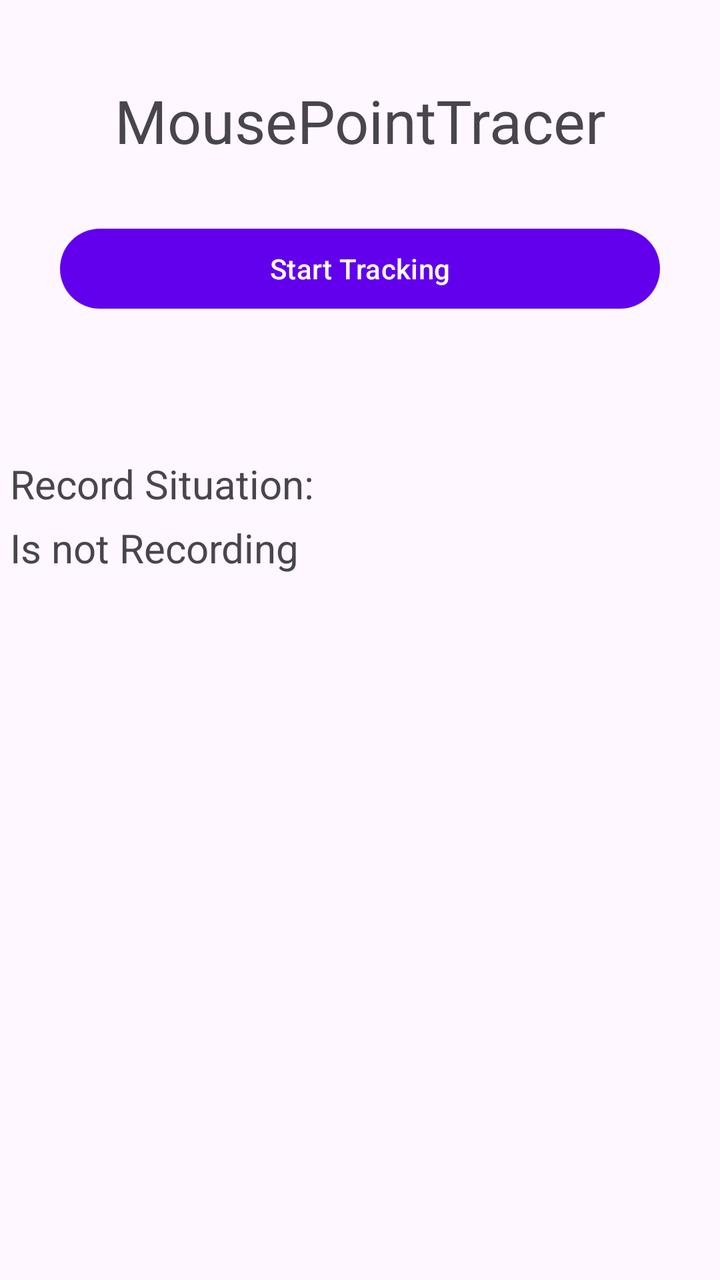
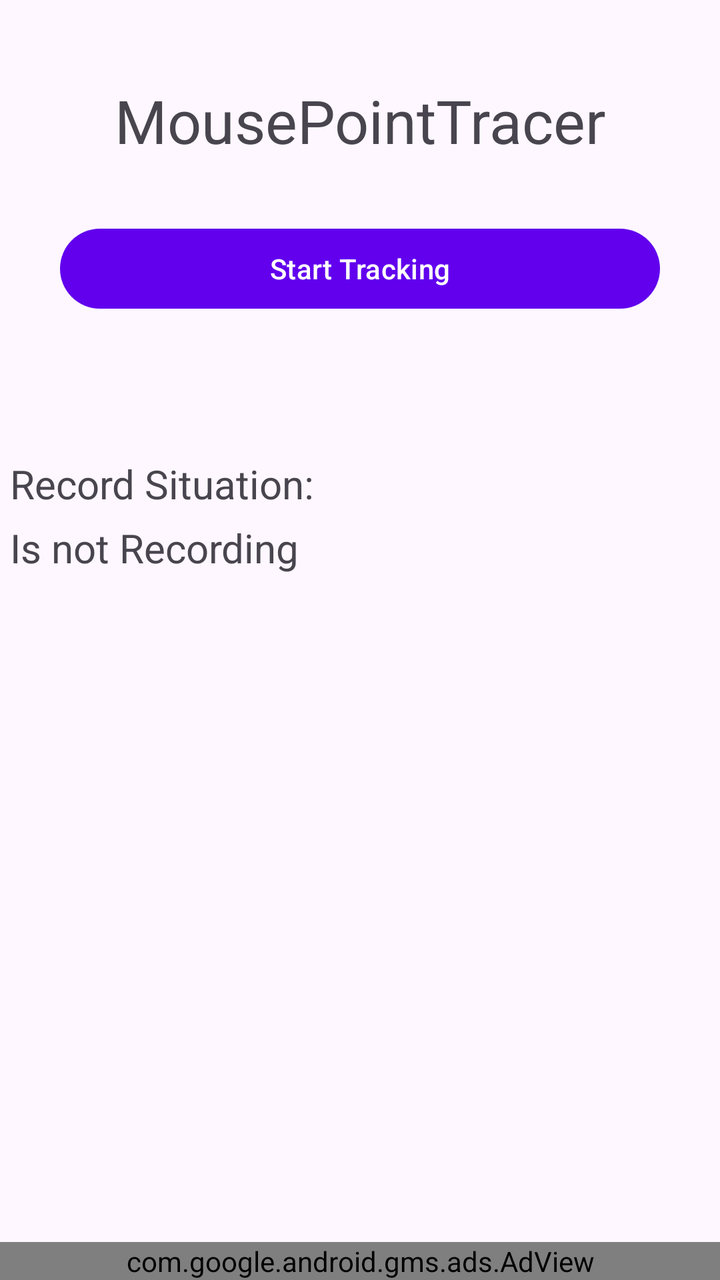

Compare the two renders of this Android layout. The source of the first and the diff that turns it into the second are given below.
<!-- AndroidManifest.xml: application theme Theme.MPointTracking -->
<!-- res/layout/onlyscreen.xml -->
<?xml version="1.0" encoding="utf-8"?>
<LinearLayout xmlns:android="http://schemas.android.com/apk/res/android"
    android:layout_width="match_parent"
    android:layout_height="match_parent"
    android:orientation="vertical"
    >

    <TextView
        android:layout_width="match_parent"
        android:layout_height="wrap_content"
        android:text="MousePointTracer"
        android:textSize="30dp"
        android:gravity="center"
        android:layout_marginTop="40dp"
        />

    <Button
        android:id="@+id/start"
        android:layout_marginTop="40dp"
        android:layout_margin="30dp"
        android:text="Start Tracking"
        android:layout_width="match_parent"
        android:layout_height="wrap_content"/>
    <TextView
        android:layout_width="match_parent"
        android:layout_height="wrap_content"
        android:text="Record Situation:"
        android:textSize="20dp"
        android:layout_marginTop="40dp"
        android:layout_marginLeft="5dp"
        />
    <TextView
        android:id="@+id/programmeSituation"
        android:layout_width="match_parent"
        android:layout_height="wrap_content"
        android:text="Is not Recording"
        android:layout_margin="5dp"
        android:layout_marginTop="20dp"
        android:textSize="20dp"
        />

</LinearLayout>
<!-- resources referenced by this layout -->
<resources>
  <style name="Theme.MPointTracking" parent="Theme.Material3.DayNight.NoActionBar">
          
          <item name="colorPrimary">@color/purple_500</item>
          <item name="colorPrimaryVariant">@color/purple_700</item>
          <item name="colorOnPrimary">@color/white</item>
          
          <item name="colorSecondary">@color/teal_200</item>
          <item name="colorSecondaryVariant">@color/teal_700</item>
          <item name="colorOnSecondary">@color/black</item>
          
          <item name="android:statusBarColor">?attr/colorPrimaryVariant</item>
          
      </style>
  <color name="purple_500">#FF6200EE</color>
  <color name="purple_700">#FF3700B3</color>
  <color name="white">#FFFFFFFF</color>
  <color name="teal_200">#FF03DAC5</color>
  <color name="teal_700">#FF018786</color>
  <color name="black">#FF000000</color>
</resources>

<!-- the commit's change to res/layout/onlyscreen.xml (unified diff, before → after) -->
@@ -1,42 +1,54 @@
 <?xml version="1.0" encoding="utf-8"?>
 <LinearLayout xmlns:android="http://schemas.android.com/apk/res/android"
+    xmlns:ads="http://schemas.android.com/apk/res-auto"
     android:layout_width="match_parent"
     android:layout_height="match_parent"
-    android:orientation="vertical"
-    >
+    android:orientation="vertical">
 
     <TextView
         android:layout_width="match_parent"
         android:layout_height="wrap_content"
+        android:layout_marginTop="40dp"
+        android:gravity="center"
         android:text="MousePointTracer"
-        android:textSize="30dp"
-        android:gravity="center"
-        android:layout_marginTop="40dp"
-        />
+        android:textSize="30dp" />
 
     <Button
         android:id="@+id/start"
+        android:layout_width="match_parent"
+        android:layout_height="wrap_content"
+        android:layout_margin="30dp"
         android:layout_marginTop="40dp"
-        android:layout_margin="30dp"
-        android:text="Start Tracking"
-        android:layout_width="match_parent"
-        android:layout_height="wrap_content"/>
+        android:text="Start Tracking" />
+
     <TextView
         android:layout_width="match_parent"
         android:layout_height="wrap_content"
+        android:layout_marginLeft="5dp"
+        android:layout_marginTop="40dp"
         android:text="Record Situation:"
-        android:textSize="20dp"
-        android:layout_marginTop="40dp"
-        android:layout_marginLeft="5dp"
-        />
+        android:textSize="20dp" />
+
     <TextView
         android:id="@+id/programmeSituation"
         android:layout_width="match_parent"
         android:layout_height="wrap_content"
-        android:text="Is not Recording"
         android:layout_margin="5dp"
         android:layout_marginTop="20dp"
-        android:textSize="20dp"
-        />
+        android:text="Is not Recording"
+        android:textSize="20dp" />
+
+    <View
+        android:layout_width="match_parent"
+        android:layout_height="0dp"
+        android:layout_weight="1" />
+
+    <com.google.android.gms.ads.AdView
+        android:id="@+id/adView"
+        android:layout_width="match_parent"
+        android:layout_height="wrap_content"
+        android:layout_gravity="bottom"
+        ads:adSize="BANNER"
+        ads:adUnitId="ca-app-pub-3940256099942544/6300978111" />
 
 </LinearLayout>
